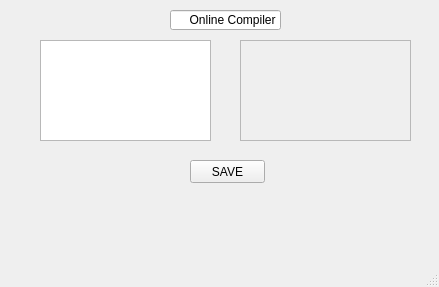
First picture: the form in newWindow.ui, repository benkedda-louai/TP-CMP, before the edit.
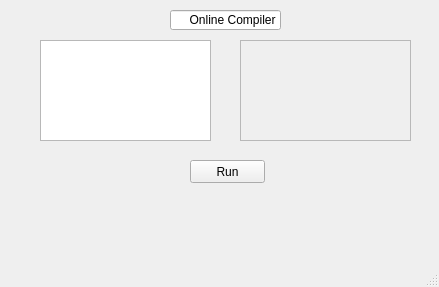
Second picture: the form after the edit.

Diff of the .ui file:
```diff
--- a/newWindow.ui
+++ b/newWindow.ui
@@ -34,7 +34,7 @@
      </rect>
     </property>
     <property name="text">
-     <string>SAVE</string>
+     <string>Run</string>
     </property>
    </widget>
    <widget class="QTextEdit" name="textEdit_2">
```
Left out of the diff: 2 changed lines with no effect on the pictures.
